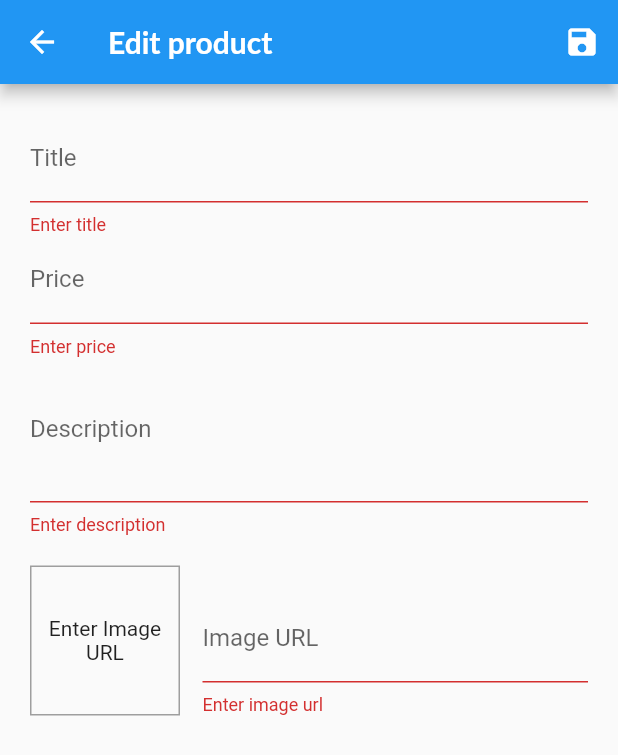
After one commit to nguyentung158/FlutterProject, a Flutter app: the EditProductsScreen screen opened by its route, after a tap on the "save" icon, on a phone screen of 412 x 824 dp. The commit adds this screen. Shown: the top 755 px of the screen. Run offline on Flutter 3.47's test engine with Material 2 defaults, Android fonts, the phone set to English and light mode, and no system bars; network calls fail; Roboto replaces fonts that are missing (Lato).

Commit message:
completed shop app( part 2: user input and form)

```diff
--- a/flutter_shop_app/lib/providers/products.dart
+++ b/flutter_shop_app/lib/providers/products.dart
@@ -1,3 +1,5 @@
+import 'dart:math';
+
 import 'package:flutter/cupertino.dart';
 import 'package:great_places_app/providers/product.dart';
 
@@ -55,7 +57,28 @@ class Products with ChangeNotifier {
   List<Product> get favouriteItems =>
       _items.where((element) => element.isFavourite).toList();
 
-  void addItem() {
+  void addItem(Product editedProduct) {
+    final newProduct = Product(
+        title: editedProduct.title,
+        price: editedProduct.price,
+        description: editedProduct.description,
+        imageUrl: editedProduct.imageUrl,
+        isFavourite: editedProduct.isFavourite,
+        id: DateTime.now().toString());
+    _items.add(newProduct);
+    notifyListeners();
+  }
+
+  void updateItem(Product editedProduct, String productId) {
+    final index = _items.indexWhere((element) => element.id == productId);
+    if (index >= 0) {
+      _items[index] = editedProduct;
+      notifyListeners();
+    }
+  }
+
+  void deleteProduct(String id) {
+    _items.removeWhere((element) => element.id == id);
     notifyListeners();
   }
 
--- /dev/null
+++ b/flutter_shop_app/lib/screens/edit_products_screen.dart
@@ -0,0 +1,278 @@
+import 'package:flutter/material.dart';
+import 'package:great_places_app/providers/product.dart';
+import 'package:great_places_app/providers/products.dart';
+import 'package:provider/provider.dart';
+
+class EditProductsScreen extends StatefulWidget {
+  static String route = '/editProduct';
+  const EditProductsScreen({super.key});
+
+  @override
+  State<EditProductsScreen> createState() => _EditProductsScreenState();
+}
+
+class _EditProductsScreenState extends State<EditProductsScreen> {
+  final _priceFocusNode = FocusNode();
+  final _descriptionFocusNode = FocusNode();
+  final _imageUrlController = TextEditingController();
+  final _imageUrlFocusNode = FocusNode();
+  final _form = GlobalKey<FormState>();
+  var _editedProduct = Product(
+    id: '',
+    title: '',
+    price: 0,
+    description: '',
+    imageUrl: '',
+    isFavourite: false,
+  );
+  var _initValues = {
+    'title': '',
+    'price': '',
+    'description': '',
+    'imageUrl': '',
+  };
+
+  bool _isInit = true;
+
+  @override
+  void initState() {
+    // TODO: implement initState
+    _imageUrlFocusNode.addListener(_updateImageUrl);
+    super.initState();
+  }
+
+  @override
+  void didChangeDependencies() {
+    // TODO: implement didChangeDependencies
+    if (_isInit) {
+      final productId = ModalRoute.of(context)!.settings.arguments;
+      if (productId != null) {
+        _editedProduct =
+            Provider.of<Products>(context).findById(productId as String);
+        _initValues = {
+          'title': _editedProduct.title,
+          'description': _editedProduct.description,
+          'price': _editedProduct.price.toString(),
+          //'imageUrl': _editedProduct.imageUrl,
+        };
+        _imageUrlController.text = _editedProduct.imageUrl;
+      }
+    }
+    _isInit = false;
+    super.didChangeDependencies();
+  }
+
+  @override
+  void dispose() {
+    // TODO: implement dispose
+    _imageUrlFocusNode.removeListener(_updateImageUrl);
+    _descriptionFocusNode.dispose();
+    _priceFocusNode.dispose();
+    _imageUrlController.dispose();
+    _imageUrlFocusNode.dispose();
+    super.dispose();
+  }
+
+  void _updateImageUrl() {
+    if (!_imageUrlFocusNode.hasFocus) {
+      setState(() {});
+    }
+  }
+
+  void _saveForm() {
+    final isValid = _form.currentState?.validate();
+    print('new itemgfgf');
+    if (isValid != null) {
+      print('!= null');
+      if (!(isValid)) {
+        print('not vcalid');
+        return;
+      } else {
+        print('new item');
+        try {
+          _form.currentState!.save();
+        } catch (e) {}
+        if (_editedProduct.id != '') {
+          Provider.of<Products>(context, listen: false)
+              .updateItem(_editedProduct, _editedProduct.id);
+        } else {
+          print('new item');
+          Provider.of<Products>(context, listen: false).addItem(_editedProduct);
+        }
+        Navigator.of(context).pop();
+      }
+    }
+  }
+
+  @override
+  Widget build(BuildContext context) {
+    return Scaffold(
+      appBar: AppBar(
+        title: Text(
+          'Edit product',
+          style: TextStyle(fontSize: 20),
+        ),
+        actions: <Widget>[
+          IconButton(
+            icon: Icon(Icons.save),
+            onPressed: _saveForm,
+          )
+        ],
+      ),
+      body: Form(
+          key: _form,
+          child: Padding(
+            padding: EdgeInsets.all(20),
+            child: ListView(
+              children: [
+                TextFormField(
+                  initialValue: _initValues['title'],
+                  decoration: InputDecoration(labelText: 'Title'),
+                  textInputAction: TextInputAction.next,
+                  onFieldSubmitted: (_) {
+                    FocusScope.of(context).requestFocus(_priceFocusNode);
+                  },
+                  validator: (value) {
+                    if (value!.isEmpty) {
+                      return 'Enter title';
+                    }
+                    return null;
+                  },
+                  onSaved: (value) {
+                    _editedProduct = Product(
+                      title: value!,
+                      price: _editedProduct.price,
+                      description: _editedProduct.description,
+                      imageUrl: _editedProduct.imageUrl,
+                      id: _editedProduct.id,
+                      isFavourite: _editedProduct.isFavourite,
+                    );
+                  },
+                ),
+                TextFormField(
+                  initialValue: _initValues['price'],
+                  focusNode: _priceFocusNode,
+                  decoration: InputDecoration(labelText: 'Price'),
+                  textInputAction: TextInputAction.next,
+                  keyboardType: TextInputType.number,
+                  onFieldSubmitted: (_) {
+                    FocusScope.of(context).requestFocus(_descriptionFocusNode);
+                  },
+                  validator: (value) {
+                    if (value!.isEmpty) {
+                      return 'Enter price';
+                    }
+                    if (double.tryParse(value) == null) {
+                      return 'Enter valid price';
+                    }
+                    if (double.parse(value) <= 0) {
+                      return 'Enter price greater than 0';
+                    }
+                    return null;
+                  },
+                  onSaved: (value) {
+                    _editedProduct = Product(
+                      title: _editedProduct.title,
+                      price: double.parse(value!),
+                      description: _editedProduct.description,
+                      imageUrl: _editedProduct.imageUrl,
+                      id: _editedProduct.id,
+                      isFavourite: _editedProduct.isFavourite,
+                    );
+                  },
+                ),
+                TextFormField(
+                  initialValue: _initValues['description'],
+                  maxLines: 3,
+                  focusNode: _descriptionFocusNode,
+                  decoration: InputDecoration(labelText: 'Description'),
+                  keyboardType: TextInputType.multiline,
+                  validator: (value) {
+                    if (value!.isEmpty) {
+                      return 'Enter description';
+                    }
+                    if (value.length < 10) {
+                      return 'Should be atleast 10 characters';
+                    }
+                    return null;
+                  },
+                  onSaved: (value) {
+                    _editedProduct = Product(
+                      title: _editedProduct.title,
+                      price: _editedProduct.price,
+                      description: value!,
+                      imageUrl: _editedProduct.imageUrl,
+                      id: _editedProduct.id,
+                      isFavourite: _editedProduct.isFavourite,
+                    );
+                  },
+                ),
+                Row(
+                  crossAxisAlignment: CrossAxisAlignment.end,
+                  children: <Widget>[
+                    Container(
+                      width: 100,
+                      height: 100,
+                      margin: EdgeInsets.only(
+                        top: 20,
+                        right: 15,
+                      ),
+                      decoration: BoxDecoration(
+                        border: Border.all(
+                          color: Colors.grey,
+                          width: 1,
+                        ),
+                      ),
+                      child: _imageUrlController.text.isEmpty
+                          ? Center(
+                              child: Text(
+                                'Enter Image URL',
+                                textAlign: TextAlign.center,
+                              ),
+                            )
+                          : FittedBox(
+                              child: Image.network(_imageUrlController.text),
+                              fit: BoxFit.contain,
+                            ),
+                    ),
+                    Expanded(
+                      child: TextFormField(
+                        decoration: InputDecoration(
+                          labelText: 'Image URL',
+                        ),
+                        keyboardType: TextInputType.url,
+                        textInputAction: TextInputAction.done,
+                        controller: _imageUrlController,
+                        focusNode: _imageUrlFocusNode,
+                        onFieldSubmitted: (_) {},
+                        validator: (value) {
+                          if (value!.isEmpty) {
+                            return 'Enter image url';
+                          }
+                          if (!value.startsWith('http') &&
+                              !value.startsWith('https')) {
+                            return 'Enter valid URL';
+                          }
+
+                          return null;
+                        },
+                        onSaved: (value) {
+                          _editedProduct = Product(
+                            title: _editedProduct.title,
+                            price: _editedProduct.price,
+                            description: _editedProduct.description,
+                            imageUrl: value!,
+                            id: _editedProduct.id,
+                            isFavourite: _editedProduct.isFavourite,
+                          );
+                        },
+                      ),
+                    ),
+                  ],
+                ),
+              ],
+            ),
+          )),
+    );
+  }
+}
```
Also changed, not shown: flutter_shop_app/lib/main.dart (+6 -2 lines), flutter_shop_app/lib/providers/cart.dart (+15 -0 lines), flutter_shop_app/lib/screens/user_products_screen.dart (added, +40 -0 lines), flutter_shop_app/lib/widgets/app_drawer.dart (+12 -0 lines), flutter_shop_app/lib/widgets/cart_item.dart (+31 -0 lines), flutter_shop_app/lib/widgets/order_item.dart (+9 -8 lines), flutter_shop_app/lib/widgets/product_item.dart (+12 -0 lines), flutter_shop_app/lib/widgets/user_product_item.dart (added, +62 -0 lines).
